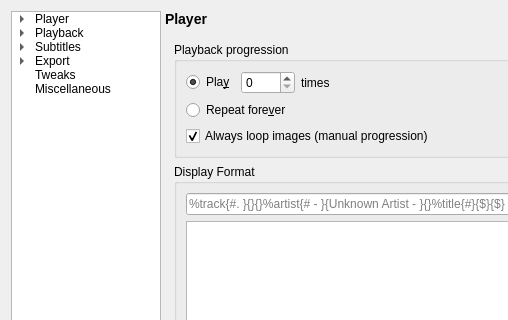
Old version of the form settingswindow.ui in the repository mpc-qt/mpc-qt; both pictures show x 0 to 508 and y 0 to 320 of the 785 by 778 pixel window.
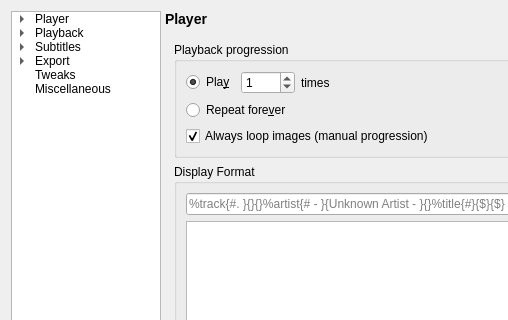
New version of the form. The open tabs and pages were chosen to show the change.

Commit message:
settingswindow.ui: default to immediate playback
Values from the settingswindow ui file are used in the event of having no
prior config.

What changed in the file:
```diff
--- a/settingswindow.ui
+++ b/settingswindow.ui
@@ -5184,6 +5184,9 @@
                   <property name="maximum">
                    <number>1000</number>
                   </property>
+                  <property name="value">
+                   <number>1</number>
+                  </property>
                  </widget>
                 </item>
                 <item>
```
Left out of the diff: 2 changed lines with no effect on the pictures.
